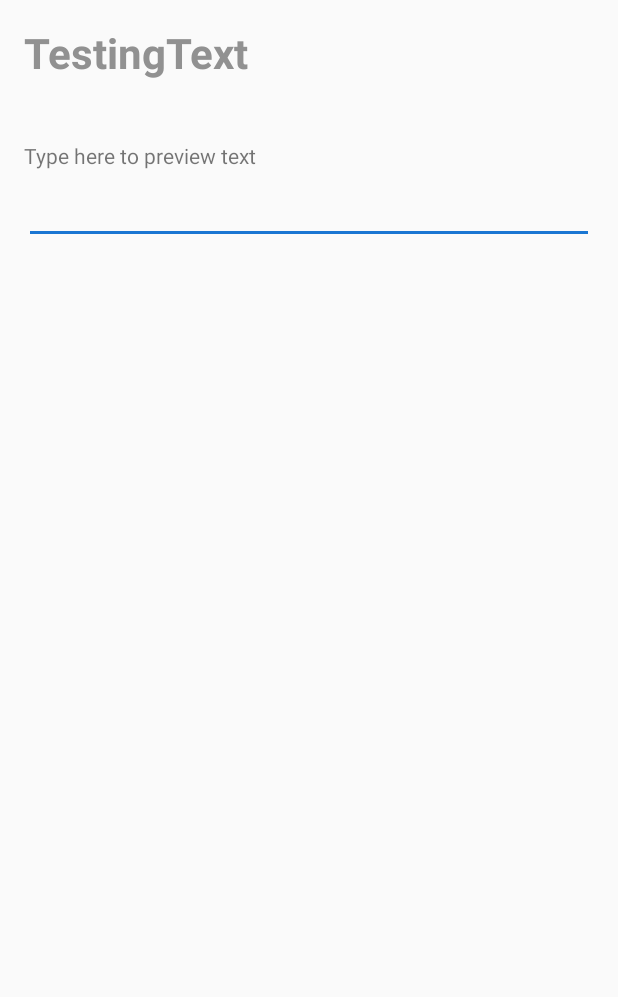
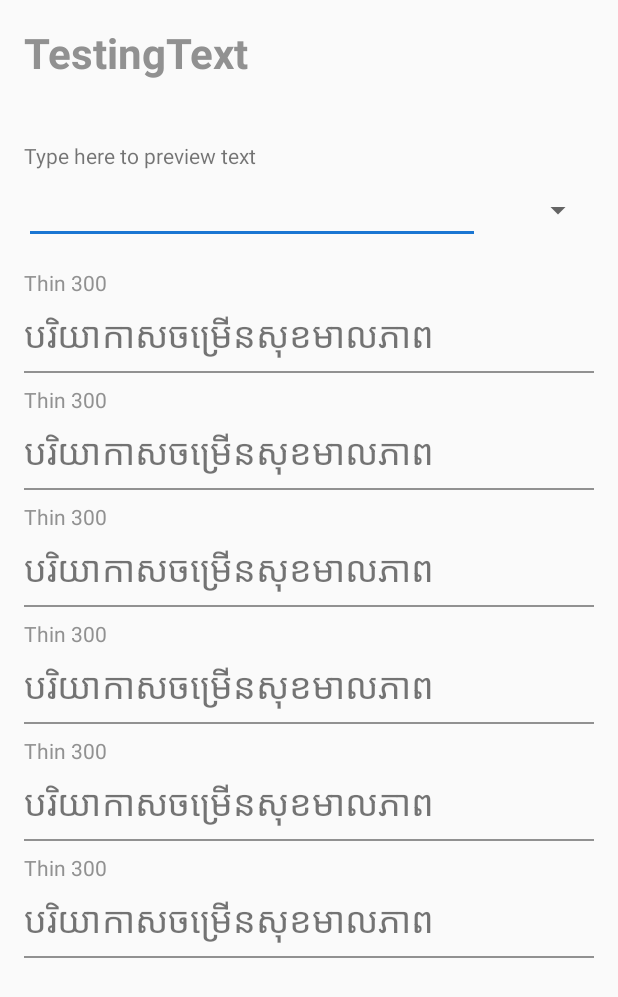
Before and after one commit to Vuthisak/Anagata-Type, an Android app: the screen it shows after launch (DetailActivity), after a tap on "MAIN CHARACTER", on a phone screen of 412 x 824 dp. Shown: the top 997 px of the screen. Run offline under Robolectric (Android 15) with nearby library versions, the phone set to English and light mode, and no system bars.

Commit message:
Update detail screen

```diff
--- a/app/src/main/java/com/anagata/typingkit/base/BaseFragment.kt
+++ b/app/src/main/java/com/anagata/typingkit/base/BaseFragment.kt
@@ -4,6 +4,7 @@ import android.os.Bundle
 import android.view.LayoutInflater
 import android.view.View
 import android.view.ViewGroup
+import android.widget.Toast
 import androidx.fragment.app.Fragment
 
 abstract class BaseFragment(
@@ -18,4 +19,8 @@ abstract class BaseFragment(
         return inflater.inflate(layoutInt, container, false)
     }
 
+    fun showToast(message: String) {
+        Toast.makeText(requireContext(), message, Toast.LENGTH_SHORT).show()
+    }
+
 }
--- a/app/src/main/java/com/anagata/typingkit/base/BaseRecyclerAdapter.kt
+++ b/app/src/main/java/com/anagata/typingkit/base/BaseRecyclerAdapter.kt
@@ -1,20 +1,11 @@
 package com.anagata.typingkit.base
 
-import android.view.ViewGroup
 import androidx.recyclerview.widget.RecyclerView
 import com.anagata.typingkit.repository.model.Font
 
 abstract class BaseRecyclerAdapter<T, VH : BaseViewHolder>(
     private val items: ArrayList<T>
 ) : RecyclerView.Adapter<VH>() {
-
-    override fun onCreateViewHolder(parent: ViewGroup, viewType: Int): VH {
-        TODO("Not yet implemented")
-    }
-
-    override fun onBindViewHolder(holder: VH, position: Int) {
-        TODO("Not yet implemented")
-    }
 
     override fun getItemCount() = items.size
 
--- a/app/src/main/java/com/anagata/typingkit/features/detail/adapter/DetailAdapter.kt
+++ b/app/src/main/java/com/anagata/typingkit/features/detail/adapter/DetailAdapter.kt
@@ -12,7 +12,6 @@ class DetailAdapter(
 ) : BaseRecyclerAdapter<Font, DetailAdapter.DetailViewHolder>(items) {
 
     override fun onBindViewHolder(holder: DetailViewHolder, position: Int) {
-        super.onBindViewHolder(holder, position)
     }
 
     override fun onCreateViewHolder(parent: ViewGroup, viewType: Int): DetailViewHolder {
@@ -24,6 +23,8 @@ class DetailAdapter(
         return DetailViewHolder(binding)
     }
 
+    override fun getItemCount(): Int = 6
+
     class DetailViewHolder(
         private val binding: ViewItemPreviewFontBinding
     ) : BaseViewHolder(binding)
--- a/app/src/main/java/com/anagata/typingkit/features/detail/fragment/DetailFragment.kt
+++ b/app/src/main/java/com/anagata/typingkit/features/detail/fragment/DetailFragment.kt
@@ -2,9 +2,11 @@ package com.anagata.typingkit.features.detail.fragment
 
 import android.os.Bundle
 import android.view.View
+import androidx.recyclerview.widget.LinearLayoutManager
 import com.anagata.typingkit.R
 import com.anagata.typingkit.base.BaseFragment
 import com.anagata.typingkit.databinding.FragmentDetailBinding
+import com.anagata.typingkit.features.detail.adapter.DetailAdapter
 
 class DetailFragment : BaseFragment(R.layout.fragment_detail) {
 
@@ -13,6 +15,14 @@ class DetailFragment : BaseFragment(R.layout.fragment_detail) {
     override fun onViewCreated(view: View, savedInstanceState: Bundle?) {
         binding = FragmentDetailBinding.bind(view)
         super.onViewCreated(view, savedInstanceState)
+        setupContent()
+    }
+
+    private fun setupContent() {
+        binding.detailRecycler.run {
+            layoutManager = LinearLayoutManager(requireContext())
+            adapter = DetailAdapter(arrayListOf())
+        }
     }
 
 }
--- a/app/src/main/java/com/anagata/typingkit/features/main/fragment/MainFragment.kt
+++ b/app/src/main/java/com/anagata/typingkit/features/main/fragment/MainFragment.kt
@@ -19,6 +19,13 @@ class MainFragment : BaseFragment(R.layout.fragment_main) {
         binding = FragmentMainBinding.bind(view)
         super.onViewCreated(view, savedInstanceState)
         setupContent()
+        registerListener()
+    }
+
+    private fun registerListener() {
+        binding.refreshButton.setOnClickListener {
+            showToast("Hello, it is refresh.")
+        }
     }
 
     private fun showChooseFontSizeDialog() {
--- a/app/src/main/res/layout/fragment_detail.xml
+++ b/app/src/main/res/layout/fragment_detail.xml
@@ -1,7 +1,6 @@
 <?xml version="1.0" encoding="utf-8"?>
 <androidx.constraintlayout.widget.ConstraintLayout xmlns:android="http://schemas.android.com/apk/res/android"
     xmlns:app="http://schemas.android.com/apk/res-auto"
-    xmlns:tools="http://schemas.android.com/tools"
     android:layout_width="match_parent"
     android:layout_height="match_parent">
 
@@ -33,15 +32,26 @@
         android:layout_height="wrap_content"
         android:layout_marginHorizontal="@dimen/space_16dp"
         android:layout_marginTop="@dimen/space_4dp"
-        app:layout_constraintEnd_toEndOf="parent"
+        app:layout_constraintEnd_toStartOf="@id/sizeSpinner"
         app:layout_constraintStart_toStartOf="parent"
         app:layout_constraintTop_toBottomOf="@+id/labelPreviewText" />
+
+    <Spinner
+        android:id="@+id/sizeSpinner"
+        android:layout_width="60dp"
+        android:layout_height="wrap_content"
+        android:layout_marginEnd="@dimen/space_16dp"
+        app:layout_constraintBottom_toBottomOf="@id/previewInputText"
+        app:layout_constraintEnd_toEndOf="parent"
+        app:layout_constraintStart_toEndOf="@id/previewInputText"
+        app:layout_constraintTop_toTopOf="@id/previewInputText" />
 
     <androidx.recyclerview.widget.RecyclerView
         android:id="@+id/detailRecycler"
         android:layout_width="0dp"
         android:layout_height="0dp"
         android:layout_marginTop="@dimen/space_8dp"
+        android:paddingVertical="@dimen/space_4dp"
         app:layout_constraintBottom_toBottomOf="parent"
         app:layout_constraintEnd_toEndOf="parent"
         app:layout_constraintStart_toStartOf="parent"
--- a/app/src/main/res/layout/view_item_preview_font.xml
+++ b/app/src/main/res/layout/view_item_preview_font.xml
@@ -1,6 +1,39 @@
 <?xml version="1.0" encoding="utf-8"?>
 <androidx.constraintlayout.widget.ConstraintLayout xmlns:android="http://schemas.android.com/apk/res/android"
+    xmlns:app="http://schemas.android.com/apk/res-auto"
     android:layout_width="match_parent"
-    android:layout_height="match_parent">
+    android:layout_height="wrap_content"
+    android:layout_marginVertical="@dimen/space_4dp"
+    android:paddingHorizontal="@dimen/space_16dp">
+
+    <TextView
+        android:id="@+id/appearanceText"
+        android:layout_width="wrap_content"
+        android:layout_height="wrap_content"
+        android:text="Thin 300"
+        android:textColor="@color/grey1"
+        app:layout_constraintStart_toStartOf="parent"
+        app:layout_constraintTop_toTopOf="parent" />
+
+    <TextView
+        android:id="@+id/previewText"
+        android:layout_width="0dp"
+        android:layout_height="wrap_content"
+        android:layout_marginTop="@dimen/space_8dp"
+        android:text="បរិយាកាសចម្រើនសុខមាលភាព"
+        android:textSize="@dimen/size_24sp"
+        app:layout_constraintEnd_toEndOf="parent"
+        app:layout_constraintStart_toStartOf="parent"
+        app:layout_constraintTop_toBottomOf="@id/appearanceText" />
+
+    <View
+        android:id="@+id/view"
+        android:layout_width="0dp"
+        android:layout_height="1dp"
+        android:layout_marginTop="8dp"
+        android:background="@color/grey1"
+        app:layout_constraintEnd_toEndOf="parent"
+        app:layout_constraintStart_toStartOf="parent"
+        app:layout_constraintTop_toBottomOf="@id/previewText" />
 
 </androidx.constraintlayout.widget.ConstraintLayout>
```
